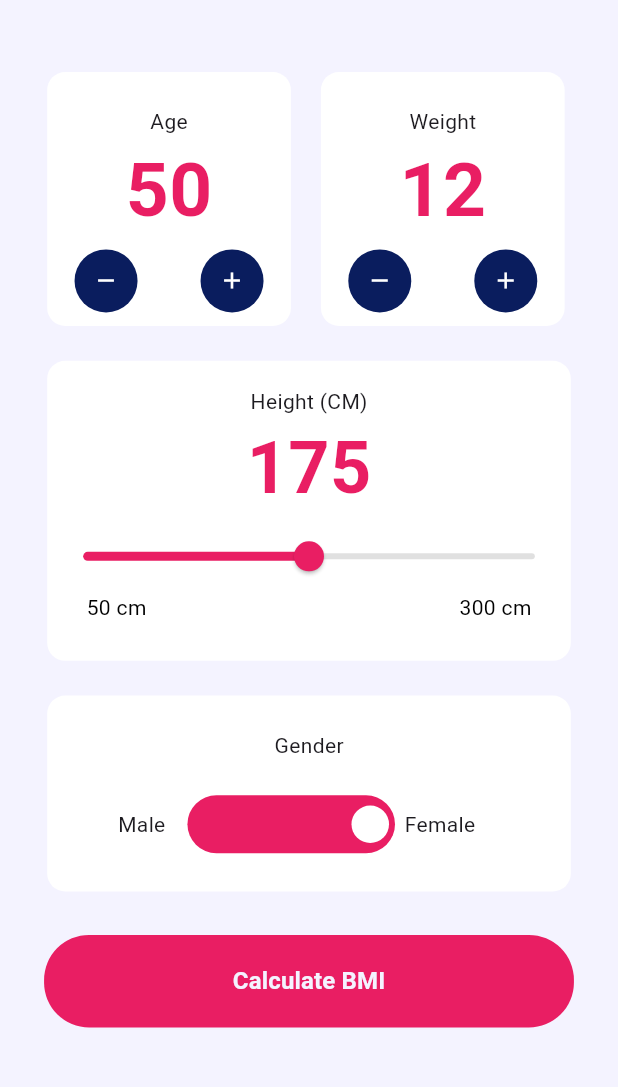
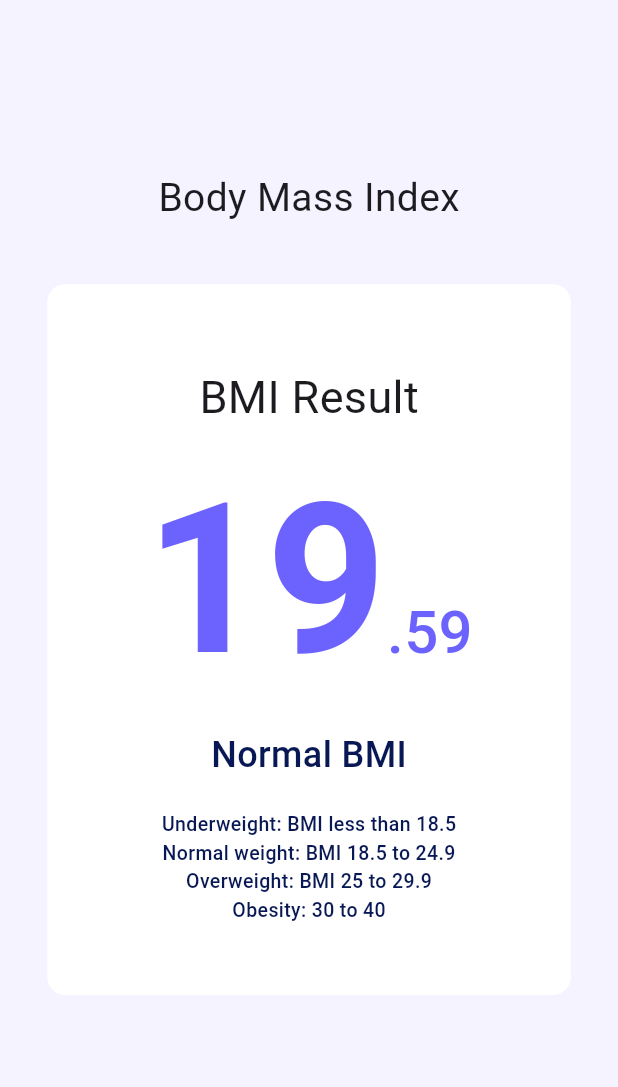
Before and after one commit to KarimAbushbak/BMI-Tracker, a Flutter app: the BmiCalculator screen opened by its route, after a tap on "Calculate BMI", on a phone screen of 412 x 824 dp, the part 112-1199 px from its top. Run offline on Flutter 3.47's test engine with Material 3 defaults, Android fonts, the light colour scheme and no system bars; drawn by our look-alikes of flutter_switch; our stand-ins replace flutter_screenutil, get.

Commit message:
creating the Bmi Result Page

```diff
--- a/lib/core/resources/manager_font_sizes.dart
+++ b/lib/core/resources/manager_font_sizes.dart
@@ -1,6 +1,7 @@
 class ManagerFontSizes {
   static const double s6 = 6;
   static const double s10 = 10;
+  static const double s13 = 13;
   static const double s14 = 14;
   static const double s16 = 16;
   static const double s18 = 18;
@@ -11,4 +12,5 @@ class ManagerFontSizes {
   static const double s32 = 32;
   static const double s40 = 40;
   static const double s50 = 50;
+  static const double s140= 140;
 }
--- a/lib/core/resources/manager_height.dart
+++ b/lib/core/resources/manager_height.dart
@@ -61,6 +61,8 @@ class ManagerHeight {
   static double h350 = SizeUtil.setHeight(350);
   static double h378 = SizeUtil.setHeight(378);
   static double h400 = SizeUtil.setHeight(400);
+  static double h416 = SizeUtil.setHeight(416);
+  static double h450 = SizeUtil.setHeight(450);
   static double h490 = SizeUtil.setHeight(490);
   static double h500 = SizeUtil.setHeight(500);
   static double h576 = SizeUtil.setHeight(576);
--- a/lib/core/routes.dart
+++ b/lib/core/routes.dart
@@ -1,9 +1,9 @@
 import 'package:bmi_tracker/features/bmi_calculator/presntation/view/bmi_calculator.dart';
+import 'package:bmi_tracker/features/bmi_result/presntation/view/bmi_result_screen.dart';
 import 'package:flutter/material.dart';
 
 import '../config/dependancy_injection.dart';
 import '../features/main_screen/presntation/view/main_screen.dart';
-import '../features/outboarding/presntation/view/outboarding_view.dart';
 import '../features/splash/presntation/view/splash_screen.dart';
 
 
@@ -24,6 +24,7 @@ class Routes {
   static const String resultPage = '/resultPage';
   static const String mainScreen = '/mainScreen';
   static const String bmiCalculator = '/bmiCalculator';
+  static const String bmiResultScreen = '/bmiResultScreen';
 }
 
 class RouteGenerator {
@@ -39,6 +40,9 @@ class RouteGenerator {
       case Routes.bmiCalculator:
         initBmi();
         return MaterialPageRoute(builder: (_) => BmiCalculator());
+      case Routes.bmiResultScreen:
+        initBmi();
+        return MaterialPageRoute(builder: (_) => BmiResultScreen());
       // case Routes.registerView:
       //   initAuth();
       //   return MaterialPageRoute(builder: (_) => RegisterView());
--- a/lib/features/bmi_calculator/presntation/controller/bmi_controller.dart
+++ b/lib/features/bmi_calculator/presntation/controller/bmi_controller.dart
@@ -1,18 +1,22 @@
 import 'package:get/get.dart';
 import 'package:get/get_rx/get_rx.dart';
 
+import '../../../../core/routes.dart';
+
 class BmiController extends GetxController {
   RxDouble height = 175.0.obs;
-  RxInt age = 50.obs; // 🟰 Correct: RxInt not RxDouble
-  RxInt weight = 12.obs;
+  RxInt age = 50.obs;
+  RxInt weight = 60.obs;
+  RxInt bmiIntegerPart = 0.obs;
+  RxInt bmiDecimalPart = 0.obs;
+  String bmiResult = '';
 
-  RxBool isMale = true.obs;
+
+  RxBool isMale = false.obs;
 
   void toggleGender(bool value) {
     isMale.value = value;
   }
-
-
 
   void incrementAge() {
     age++;
@@ -29,10 +33,31 @@ class BmiController extends GetxController {
   void decrementWeight() {
     weight--;
   }
+
   double calculateBmi() {
     double heightInMeters = height.value / 100;
     double bmi = weight.value / (heightInMeters * heightInMeters);
+
+    bmiIntegerPart.value = bmi.floor();
+
+    double decimal = bmi - bmi.floor();
+    bmiDecimalPart.value = (decimal * 100).round();
+
+    Get.toNamed(Routes.bmiResultScreen);
+
     return bmi;
+  }
+  String getBmiCategory(double bmi) {
+    if (bmi < 18.5) {
+      bmiResult = "Underweight";
+    } else if (bmi >= 18.5 && bmi < 25) {
+      bmiResult = "Normal BMI";
+    } else if (bmi >= 25 && bmi < 30) {
+      bmiResult = "Overweight";
+    } else {
+      bmiResult = "Obesity";
+    }
+    return bmiResult; // 🔵 You must RETURN the result
   }
 
 
--- a/lib/features/bmi_calculator/presntation/view/bmi_calculator.dart
+++ b/lib/features/bmi_calculator/presntation/view/bmi_calculator.dart
@@ -8,9 +8,12 @@ import 'package:flutter/cupertino.dart';
 import 'package:flutter/material.dart';
 import 'package:flutter/widgets.dart';
 import 'package:flutter_switch/flutter_switch.dart';
+import 'package:get/get.dart';
 import 'package:get/get_core/src/get_main.dart';
 import 'package:get/get_state_manager/src/rx_flutter/rx_obx_widget.dart';
 import 'package:get/get_state_manager/src/simple/get_state.dart';
+
+import '../../../../core/routes.dart';
 
 class BmiCalculator extends StatelessWidget {
   const BmiCalculator({super.key});
@@ -274,7 +277,8 @@ class BmiCalculator extends StatelessWidget {
             SizedBox(height: ManagerHeight.h30,),
             Obx(() => ElevatedButton(
               onPressed: () {
-                // Get.toNamed(Routes.bmiCalculator);
+
+                controller.calculateBmi();
               },
               style: ElevatedButton.styleFrom(
                 backgroundColor: controller.isMale.value
--- /dev/null
+++ b/lib/features/bmi_result/presntation/view/bmi_result_screen.dart
@@ -0,0 +1,135 @@
+import 'package:bmi_tracker/core/resources/manager_colors.dart';
+import 'package:bmi_tracker/core/resources/manager_font_weight.dart';
+import 'package:bmi_tracker/core/resources/manager_width.dart';
+import 'package:bmi_tracker/features/bmi_calculator/presntation/controller/bmi_controller.dart';
+import 'package:flutter/cupertino.dart';
+import 'package:flutter/material.dart';
+import 'package:flutter/widgets.dart';
+import 'package:get/get_state_manager/src/simple/get_state.dart';
+
+import '../../../../core/resources/manager_font_sizes.dart';
+import '../../../../core/resources/manager_height.dart';
+
+class BmiResultScreen extends StatelessWidget {
+  const BmiResultScreen({super.key});
+
+  @override
+  Widget build(BuildContext context) {
+    return GetBuilder<BmiController>(builder: (controller) {
+      return Scaffold(
+        backgroundColor: ManagerColors.bmiCalculatorBackground,
+        body: Column(
+          children: [
+            Center(
+                child: Padding(
+                    padding: EdgeInsets.symmetric(vertical: ManagerHeight.h50),
+                    child: Text(
+                      "Bmi calculator",
+                      style: TextStyle(
+                          color: ManagerColors.mainButtonScreenText,
+                          fontSize: ManagerFontSizes.s18),
+                    ))),
+            SizedBox(
+              height: ManagerHeight.h68,
+            ),
+            Center(
+              child: Text(
+                'Body Mass Index',
+                style: TextStyle(fontSize: ManagerFontSizes.s26),
+              ),
+            ),
+            SizedBox(
+              height: ManagerHeight.h40,
+            ),
+            Container(
+              height: ManagerHeight.h490,
+              width: ManagerWidth.w333,
+              decoration: BoxDecoration(
+                color: ManagerColors.white,
+                borderRadius: BorderRadius.circular(12),
+              ),
+              child: Column(
+                children: [
+                  Padding(padding: EdgeInsets.only(top: ManagerHeight.h56)),
+                  Text(
+                    'BMI Result',
+                    style: TextStyle(fontSize: ManagerFontSizes.s30),
+                  ),
+                  Row(
+                    mainAxisAlignment: MainAxisAlignment.center,
+                    children: [
+                      Text(
+                        controller.bmiIntegerPart.string,
+                        style: TextStyle(
+                            color: controller.isMale.value
+                                ? Colors.pink
+                                : ManagerColors.primaryColor,
+                            fontSize: ManagerFontSizes.s140,
+                            fontWeight: ManagerFontWeight.bold),
+                      ),
+                      Padding(
+                        padding: EdgeInsets.only(top: 70),
+                        child: Text(
+                          '.${controller.bmiDecimalPart.value}',
+                          style: TextStyle(
+                              color: controller.isMale.value
+                                  ? Colors.pink
+                                  : ManagerColors.primaryColor,
+                              fontSize: ManagerFontSizes.s40,
+                              fontWeight: ManagerFontWeight.regular),
+                        ),
+                      )
+                    ],
+                  ),
+                  Text(
+                    controller.getBmiCategory(
+                        controller.bmiIntegerPart.value +
+                            (controller.bmiDecimalPart.value / 100)),
+                    style: TextStyle(
+                      fontSize: ManagerFontSizes.s24,
+                      fontWeight: ManagerFontWeight.regular,
+                      color: ManagerColors.mainButtonScreenText,
+                    ),
+                  ),
+                  SizedBox(height: ManagerHeight.h20,),
+                  Text(
+                    'Underweight: BMI less than 18.5',
+                    style: TextStyle(
+                      fontSize: ManagerFontSizes.s13,
+                      fontWeight: ManagerFontWeight.regular,
+                      color: ManagerColors.mainButtonScreenText,
+                    ),
+                  ),
+                  Text(
+                    'Normal weight: BMI 18.5 to 24.9',
+                    style: TextStyle(
+                      fontSize: ManagerFontSizes.s13,
+                      fontWeight: ManagerFontWeight.regular,
+                      color: ManagerColors.mainButtonScreenText,
+                    ),
+                  ),
+                  Text(
+                    'Overweight: BMI 25 to 29.9',
+                    style: TextStyle(
+                      fontSize: ManagerFontSizes.s13,
+                      fontWeight: ManagerFontWeight.regular,
+                      color: ManagerColors.mainButtonScreenText,
+                    ),
+                  ),
+                  Text(
+                    'Obesity: 30 to 40',
+                    style: TextStyle(
+                      fontSize: ManagerFontSizes.s13,
+                      fontWeight: ManagerFontWeight.regular,
+                      color: ManagerColors.mainButtonScreenText,
+                    ),
+                  ),
+                ],
+              ),
+            )
+          ],
+        ),
+      );
+    });
+  }
+}
```
Also changed, not shown: lib/features/outboarding/presntation/view/outboarding_view.dart (deleted, +0 -196 lines).
